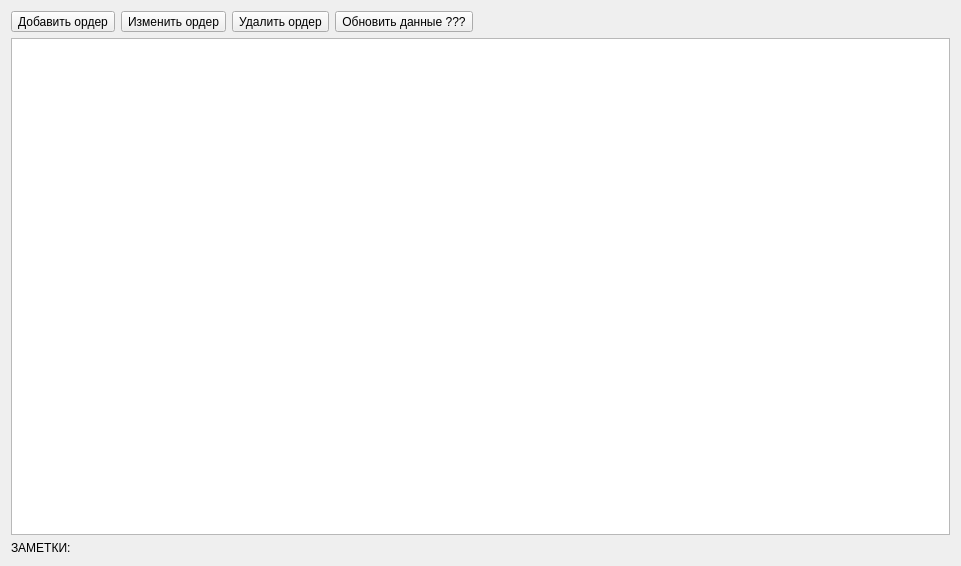
Sakton/CONVEYANCE_QV1, file Orders/orderwidget.ui: the form before one commit.
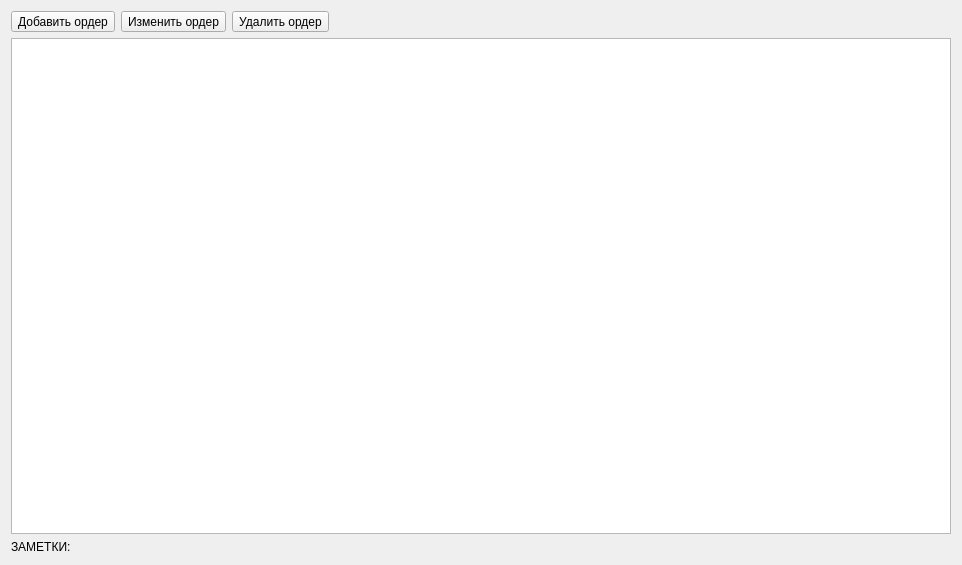
The form after the commit. Custom widgets are drawn as their Qt base class.

Patch:
```diff
--- a/Orders/orderwidget.ui
+++ b/Orders/orderwidget.ui
@@ -6,8 +6,8 @@
    <rect>
     <x>0</x>
     <y>0</y>
-    <width>961</width>
-    <height>566</height>
+    <width>962</width>
+    <height>565</height>
    </rect>
   </property>
   <property name="windowTitle">
@@ -39,13 +39,6 @@
          </property>
         </widget>
        </item>
-       <item>
-        <widget class="ActionPushButton" name="toolButtonUpdateTable">
-         <property name="text">
-          <string>Обновить данные ???</string>
-         </property>
-        </widget>
-       </item>
        <item>
         <spacer name="horizontalSpacer">
          <property name="orientation">
@@ -63,9 +56,18 @@
      </item>
      <item>
       <widget class="OrderTableView" name="tableViewOrder">
+       <property name="sizePolicy">
+        <sizepolicy hsizetype="Expanding" vsizetype="Expanding">
+         <horstretch>0</horstretch>
+         <verstretch>0</verstretch>
+        </sizepolicy>
+       </property>
        <property name="autoFillBackground">
         <bool>false</bool>
        </property>
+       <property name="sizeAdjustPolicy">
+        <enum>QAbstractScrollArea::AdjustToContents</enum>
+       </property>
        <property name="editTriggers">
         <set>QAbstractItemView::NoEditTriggers</set>
        </property>
@@ -82,10 +84,10 @@
         <enum>QAbstractItemView::SelectRows</enum>
        </property>
        <property name="textElideMode">
-        <enum>Qt::ElideNone</enum>
+        <enum>Qt::ElideRight</enum>
        </property>
        <property name="gridStyle">
-        <enum>Qt::DotLine</enum>
+        <enum>Qt::SolidLine</enum>
        </property>
        <property name="sortingEnabled">
         <bool>true</bool>
@@ -97,7 +99,7 @@
         <number>400</number>
        </attribute>
        <attribute name="horizontalHeaderStretchLastSection">
-        <bool>true</bool>
+        <bool>false</bool>
        </attribute>
        <attribute name="verticalHeaderCascadingSectionResizes">
         <bool>true</bool>
```
Left out of the diff: 8 changed lines with no effect on the pictures.
